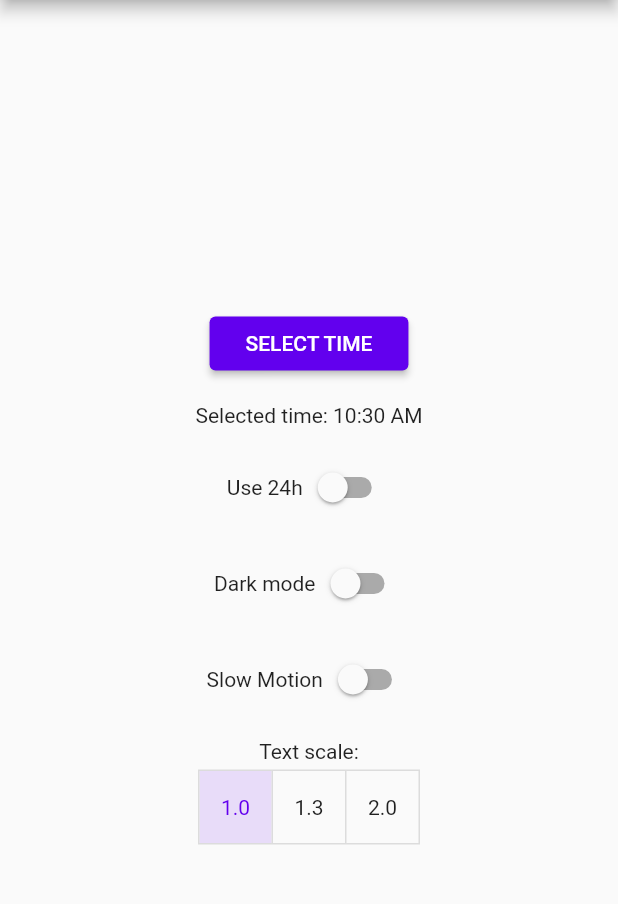
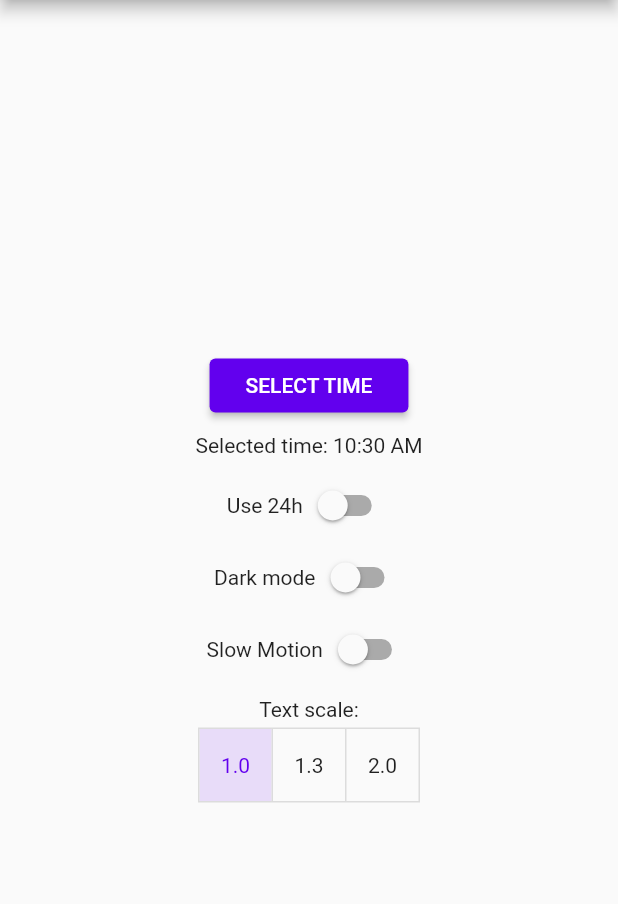
Before and after one commit to rami-a/time_picker_demo, a Flutter app: the screen it shows after launch, on a phone screen of 412 x 824 dp, the part 84-988 px from its top. Run offline on Flutter 3.47's test engine with Material 2 defaults, Android fonts, the light colour scheme and no system bars.

Commit message:
Tweak spacing

```diff
--- a/lib/main.dart
+++ b/lib/main.dart
@@ -109,11 +109,11 @@ class _MyHomePageState extends State<MyHomePage> {
                     onPressed: _selectTime,
                     child: Text('SELECT TIME'),
                   ),
-                  SizedBox(height: 16),
+                  SizedBox(height: 8),
                   Text(
                     'Selected time: ${_time.format(context)}',
                   ),
-                  SizedBox(height: 16),
+                  SizedBox(height: 8),
                   Row(
                     mainAxisAlignment: MainAxisAlignment.center,
                     children: [
@@ -128,7 +128,6 @@ class _MyHomePageState extends State<MyHomePage> {
                       )
                     ],
                   ),
-                  SizedBox(height: 16),
                   Row(
                     mainAxisAlignment: MainAxisAlignment.center,
                     children: [
@@ -144,7 +143,6 @@ class _MyHomePageState extends State<MyHomePage> {
                       )
                     ],
                   ),
-                  SizedBox(height: 16),
                   Row(
                     mainAxisAlignment: MainAxisAlignment.center,
                     children: [
@@ -160,7 +158,7 @@ class _MyHomePageState extends State<MyHomePage> {
                       )
                     ],
                   ),
-                  SizedBox(height: 16),
+                  SizedBox(height: 8),
                   Text('Text scale:'),
                   SizedBox(height: 4),
                   ToggleButtons(
```
Also changed, not shown: pubspec.lock, 4 other files.
